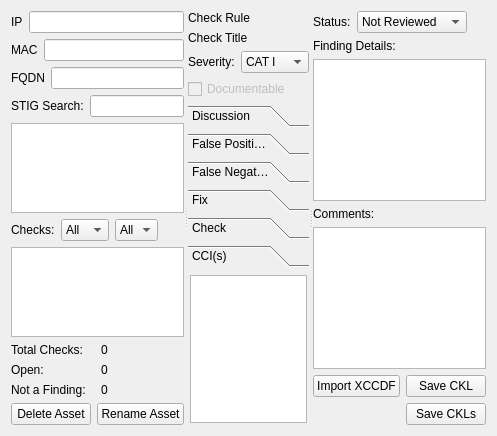
Old version of the form src/assetview.ui in the repository squinky86/STIGQter.
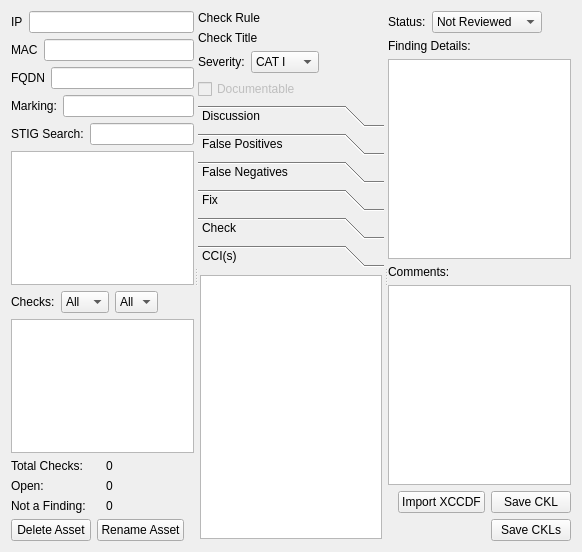
New version of the form.

Commit message: Set marking per-asset rather than per-system, begins working on #104 and #105.

The edit to the form file:
```diff
--- a/src/assetview.ui
+++ b/src/assetview.ui
@@ -6,8 +6,8 @@
    <rect>
     <x>0</x>
     <y>0</y>
-    <width>486</width>
-    <height>436</height>
+    <width>582</width>
+    <height>552</height>
    </rect>
   </property>
   <property name="windowTitle">
@@ -66,6 +66,20 @@
          </item>
         </layout>
        </item>
+       <item>
+        <layout class="QHBoxLayout" name="horizontalLayout_14">
+         <item>
+          <widget class="QLabel" name="label_13">
+           <property name="text">
+            <string>Marking:</string>
+           </property>
+          </widget>
+         </item>
+         <item>
+          <widget class="QLineEdit" name="txtMarking"/>
+         </item>
+        </layout>
+       </item>
        <item>
         <layout class="QHBoxLayout" name="horizontalLayout_8">
          <item>
@@ -571,8 +585,8 @@
            <rect>
             <x>0</x>
             <y>0</y>
-            <width>121</width>
-            <height>165</height>
+            <width>138</width>
+            <height>238</height>
            </rect>
           </property>
           <attribute name="label">
```
Left out of the diff: 36 changed lines with no effect on the pictures. The commit also changes 9 other files.
